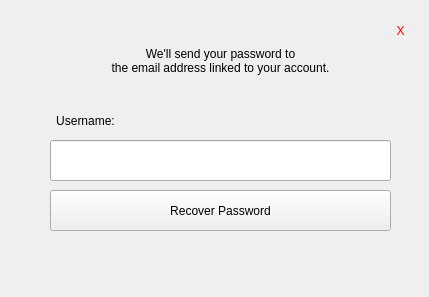
Old version of the form loginforgetpassword.ui in the repository S-rita/KiddoQuest.
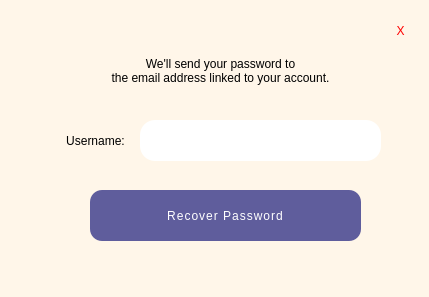
New version of the form.

What changed in the file:
```diff
--- a/loginforgetpassword.ui
+++ b/loginforgetpassword.ui
@@ -13,14 +13,18 @@
   <property name="windowTitle">
    <string>MainWindow</string>
   </property>
+  <property name="styleSheet">
+   <string notr="true">font: 15pt &quot;BM Jua&quot;;
+color:black;</string>
+  </property>
   <widget class="QWidget" name="centralwidget">
    <widget class="QLabel" name="label">
     <property name="geometry">
      <rect>
       <x>60</x>
-      <y>20</y>
+      <y>40</y>
       <width>321</width>
-      <height>81</height>
+      <height>61</height>
      </rect>
     </property>
     <property name="text">
@@ -35,8 +39,8 @@
     <property name="geometry">
      <rect>
       <x>50</x>
-      <y>110</y>
-      <width>71</width>
+      <y>130</y>
+      <width>91</width>
       <height>21</height>
      </rect>
     </property>
@@ -50,22 +54,53 @@
    <widget class="QLineEdit" name="enterUserName">
     <property name="geometry">
      <rect>
-      <x>50</x>
-      <y>140</y>
-      <width>341</width>
+      <x>140</x>
+      <y>120</y>
+      <width>241</width>
       <height>41</height>
      </rect>
     </property>
+    <property name="styleSheet">
+     <string notr="true">QLineEdit
+{
+	font: 18pt;
+	color: rgb(0, 0, 0);
+	background: rgb(255,255,255);
+	border: 1px white;
+	border-radius: 15px;
+}</string>
+    </property>
+    <property name="alignment">
+     <set>Qt::AlignCenter</set>
+    </property>
    </widget>
    <widget class="QPushButton" name="recoverButton">
     <property name="geometry">
      <rect>
-      <x>50</x>
+      <x>90</x>
       <y>190</y>
-      <width>341</width>
-      <height>41</height>
+      <width>271</width>
+      <height>51</height>
      </rect>
     </property>
+    <property name="cursor">
+     <cursorShape>PointingHandCursor</cursorShape>
+    </property>
+    <property name="styleSheet">
+     <string notr="true">QPushButton {
+background-color: rgb(95, 93, 156);
+color: white;
+border: 1px rgb(187, 226, 236);
+border-radius: 12px;
+letter-spacing:1px
+}
+
+QPushButton:hover {
+background-color:rgb(67, 66, 112);
+color: white;
+border: 1px rgb(67, 66, 112);
+}</string>
+    </property>
     <property name="text">
      <string>Recover Password</string>
     </property>
@@ -93,6 +128,29 @@
      <string>X</string>
     </property>
    </widget>
+   <widget class="QLabel" name="label_3">
+    <property name="geometry">
+     <rect>
+      <x>0</x>
+      <y>0</y>
+      <width>431</width>
+      <height>301</height>
+     </rect>
+    </property>
+    <property name="styleSheet">
+     <string notr="true">background-color: rgb(255, 246, 233);
+</string>
+    </property>
+    <property name="text">
+     <string/>
+    </property>
+   </widget>
+   <zorder>label_3</zorder>
+   <zorder>label</zorder>
+   <zorder>label_2</zorder>
+   <zorder>enterUserName</zorder>
+   <zorder>recoverButton</zorder>
+   <zorder>exitButton</zorder>
   </widget>
  </widget>
  <resources/>
```
